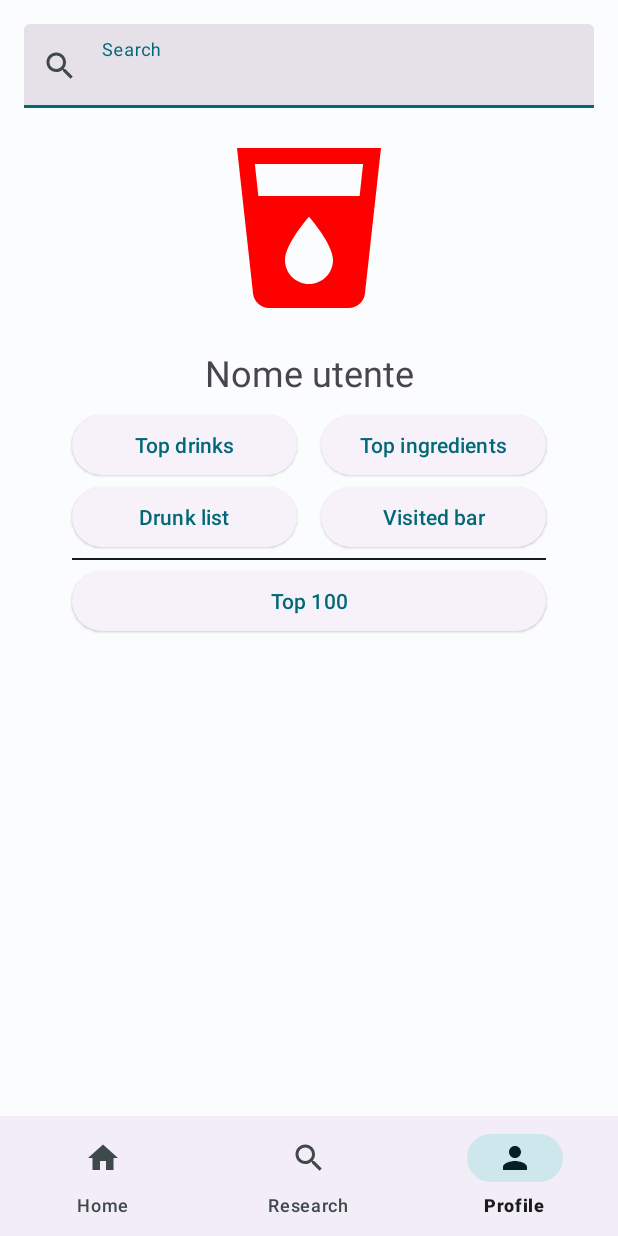
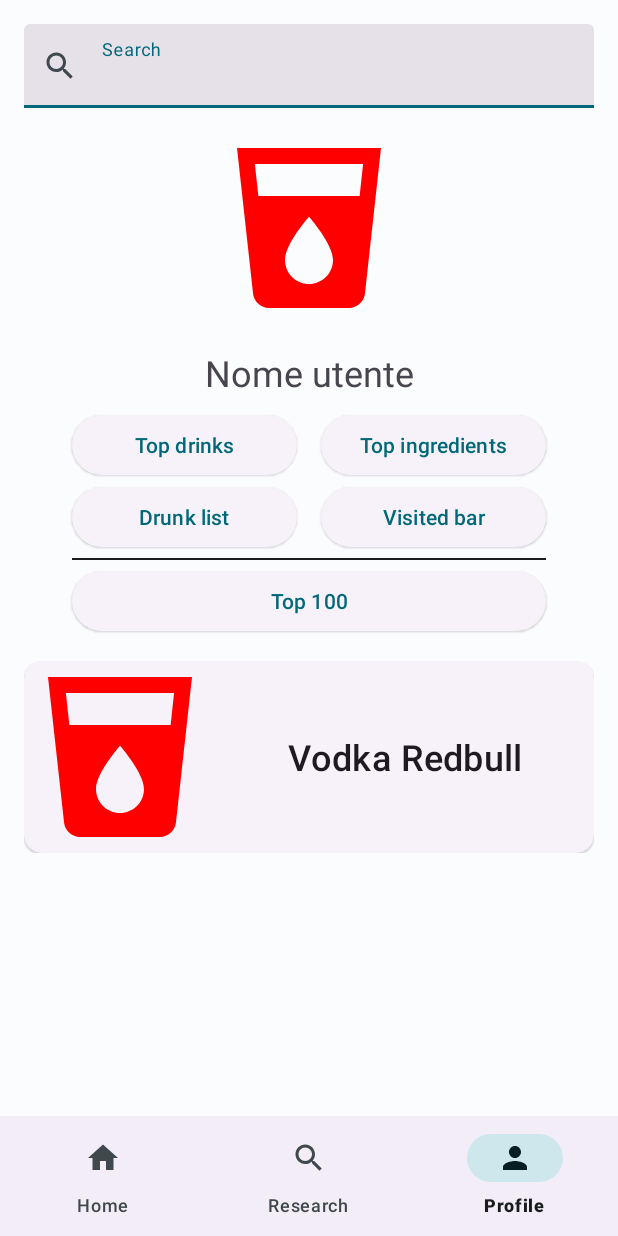
Before and after one commit to AndreaDAmicis22/WellDrinkAppAndroid, an Android app: the screen it shows after launch (MainActivity), item 3 of the bottom bar chosen, on a phone screen of 412 x 824 dp. Run offline under Robolectric (Android 15) with nearby library versions, the phone set to English and light mode, and no system bars; our stand-ins replace navigation-ui.

Commit message:
aggiunta cardview profile fragment con file Java

```diff
--- a/app/src/main/java/com/example/welldrink/ProfileFragment.java
+++ b/app/src/main/java/com/example/welldrink/ProfileFragment.java
@@ -2,41 +2,40 @@ package com.example.welldrink;
 
 import android.os.Bundle;
 
+import androidx.cardview.widget.CardView;
 import androidx.fragment.app.Fragment;
 
+import android.util.Log;
 import android.view.LayoutInflater;
 import android.view.View;
 import android.view.ViewGroup;
+import android.widget.Button;
+import android.widget.LinearLayout;
+import android.widget.ScrollView;
 
-/**
- * A simple {@link Fragment} subclass.
- * Use the {@link ProfileFragment#newInstance} factory method to
- * create an instance of this fragment.
- */
+import java.util.List;
+
 public class ProfileFragment extends Fragment {
 
-    // TODO: Rename parameter arguments, choose names that match
-    // the fragment initialization parameters, e.g. ARG_ITEM_NUMBER
+    private static final String TAG = ProfileFragment.class.getSimpleName();
     private static final String ARG_PARAM1 = "param1";
     private static final String ARG_PARAM2 = "param2";
+    private List<String> drinkList;
+    private View view;
+    private ScrollView scrollView;
+    private LinearLayout linearLayout;
+    private Button FavoriteDrinkButton;
+    private Button FavoriteIngredientButton;
+    private Button TastedListButton;
+    private Button VisitedBarButton;
 
-    // TODO: Rename and change types of parameters
     private String mParam1;
     private String mParam2;
 
     public ProfileFragment() {
-        // Required empty public constructor
+
     }
 
-    /**
-     * Use this factory method to create a new instance of
-     * this fragment using the provided parameters.
-     *
-     * @param param1 Parameter 1.
-     * @param param2 Parameter 2.
-     * @return A new instance of fragment ProfileFragment.
-     */
-    // TODO: Rename and change types and number of parameters
     public static ProfileFragment newInstance(String param1, String param2) {
         ProfileFragment fragment = new ProfileFragment();
         Bundle args = new Bundle();
@@ -58,7 +57,29 @@ public class ProfileFragment extends Fragment {
     @Override
     public View onCreateView(LayoutInflater inflater, ViewGroup container,
                              Bundle savedInstanceState) {
-        // Inflate the layout for this fragment
-        return inflater.inflate(R.layout.fragment_profile, container, false);
+        View view = inflater.inflate(R.layout.fragment_profile, container, false);
+        LinearLayout linearLayout = view.findViewById(R.id.profile_linFirst);
+        Button favoriteDrinkButton = view.findViewById(R.id.profile_grd_btnFavouriteDrink);
+        Button favoriteIngredientButton = view.findViewById(R.id.profile_grd_btnFavouriteIngredient);
+        Button tastedListButton = view.findViewById(R.id.profile_grd_btnTastedList);
+        Button visitedBarButton = view.findViewById(R.id.profile_grd_btnVisitedBar);
+        favoriteDrinkButton.setOnClickListener(new View.OnClickListener() {
+            @Override
+            public void onClick(View view) {
+                addItemCardView();
+            }
+        });
+        return view;
     }
+
+    public void addItemCardView(){
+        linearLayout.addView(copyCardView());
+    }
+
+    public CardView copyCardView(){
+        CardView cardView = view.findViewById(R.id.profile_cardview);
+        CardView newCardView = cardView;
+        return newCardView;
+    }
+
 }
--- a/app/src/main/res/layout/fragment_profile.xml
+++ b/app/src/main/res/layout/fragment_profile.xml
@@ -30,7 +30,7 @@
         app:layout_constraintEnd_toEndOf="parent"
         app:layout_constraintStart_toStartOf="parent"
         app:layout_constraintTop_toTopOf="parent"
-        tools:ignore="ImageContrastCheck"/>
+        tools:ignore="ImageContrastCheck" />
 
     <TextView
         android:id="@+id/profile_txtNameProfile"
@@ -116,4 +116,60 @@
         app:layout_constraintStart_toStartOf="@+id/profile_gdlBegin"
         app:layout_constraintTop_toBottomOf="@+id/profile_grdLeaderboard" />
 
+    <ScrollView
+        android:id="@+id/profile_scvResult"
+        android:layout_width="0dp"
+        android:layout_height="0dp"
+        android:layout_marginTop="16dp"
+        app:layout_constraintBottom_toBottomOf="parent"
+        app:layout_constraintEnd_toStartOf="@+id/profile_gdlEnd"
+        app:layout_constraintStart_toStartOf="@+id/profile_gdlBegin"
+        app:layout_constraintTop_toBottomOf="@+id/profile_btnTop100">
+
+        <LinearLayout
+            android:id="@+id/profile_linFirst"
+            android:layout_width="match_parent"
+            android:layout_height="wrap_content"
+            android:orientation="vertical">
+
+            <com.google.android.material.card.MaterialCardView
+                android:id="@+id/profile_cardview"
+                style="?attr/materialCardViewElevatedStyle"
+                android:layout_width="match_parent"
+                android:layout_height="wrap_content">
+
+                <LinearLayout
+                    android:layout_width="match_parent"
+                    android:layout_height="match_parent"
+                    android:orientation="horizontal">
+
+                    <ImageView
+                        android:id="@+id/profile_card1_img"
+                        android:layout_width="wrap_content"
+                        android:layout_height="wrap_content"
+                        android:contentDescription="@string/research_card_img"
+                        android:src="@drawable/ic_baseline_local_drink_128"
+                        tools:ignore="ImageContrastCheck" />
+
+                    <LinearLayout
+                        android:layout_width="match_parent"
+                        android:layout_height="match_parent"
+                        android:gravity="center_vertical"
+                        android:orientation="vertical">
+
+                        <TextView
+                            android:id="@+id/profile_card1_txt"
+                            android:layout_width="match_parent"
+                            android:layout_height="wrap_content"
+                            android:gravity="center"
+                            android:text="@string/research_card1_txt"
+                            android:textAppearance="?attr/textAppearanceTitleMedium"
+                            android:textSize="24sp" />
+                    </LinearLayout>
+                </LinearLayout>
+
+            </com.google.android.material.card.MaterialCardView>
+        </LinearLayout>
+    </ScrollView>
+
 </androidx.constraintlayout.widget.ConstraintLayout>
--- a/app/src/main/res/layout/fragment_research.xml
+++ b/app/src/main/res/layout/fragment_research.xml
@@ -95,6 +95,7 @@
             android:orientation="vertical">
 
             <com.google.android.material.card.MaterialCardView
+                android:id="@+id/research_cardview"
                 style="?attr/materialCardViewElevatedStyle"
                 android:layout_width="match_parent"
                 android:layout_height="wrap_content">
@@ -105,12 +106,12 @@
                     android:orientation="horizontal">
 
                     <ImageView
-                        android:id="@+id/research_card1_img"
+                        android:id="@+id/profile_card1_img"
                         android:layout_width="wrap_content"
                         android:layout_height="wrap_content"
                         android:contentDescription="@string/research_card_img"
-                        tools:ignore="ImageContrastCheck"
-                        android:src="@drawable/ic_baseline_local_drink_128" />
+                        android:src="@drawable/ic_baseline_local_drink_128"
+                        tools:ignore="ImageContrastCheck" />
 
                     <LinearLayout
                         android:layout_width="match_parent"
@@ -119,7 +120,7 @@
                         android:orientation="vertical">
 
                         <TextView
-                            android:id="@+id/research_card1_txt"
+                            android:id="@+id/profile_card1_txt"
                             android:layout_width="match_parent"
                             android:layout_height="wrap_content"
                             android:gravity="center"
```
